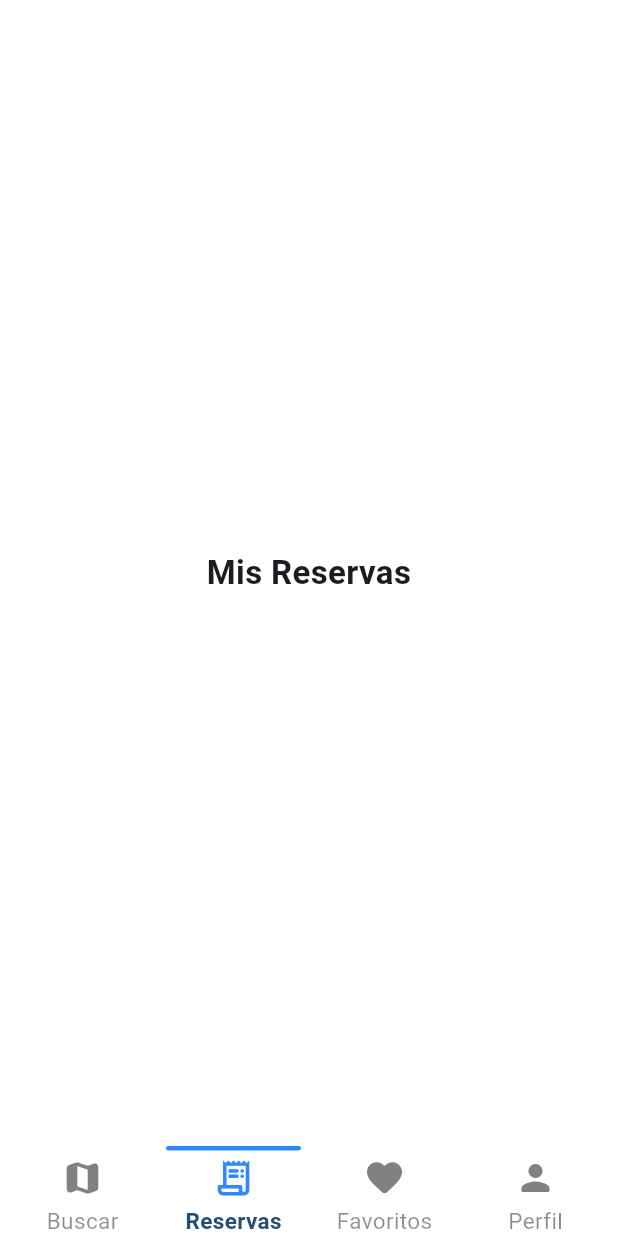
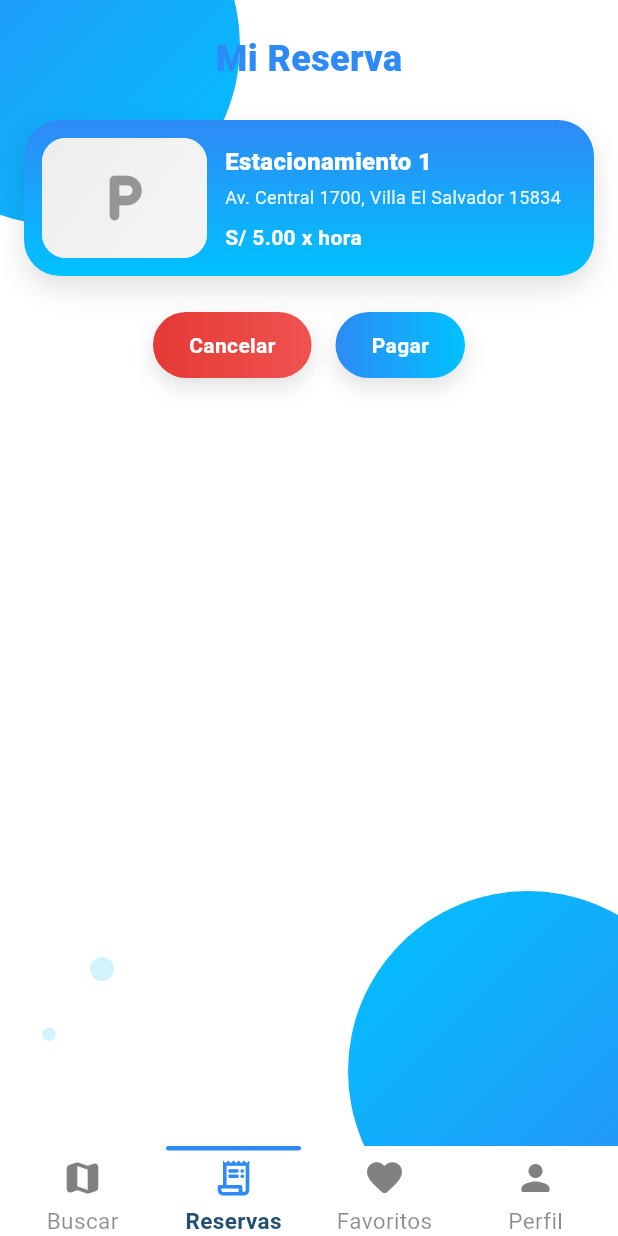
Before and after one commit to FlorMili/garage, a Flutter app: the HomeScreen screen opened by its route, item 2 of the bottom bar chosen, on a phone screen of 412 x 824 dp. Run offline on Flutter 3.47's test engine with Material 3 defaults, Android fonts, the phone set to English and light mode, and no system bars; Roboto replaces fonts that are missing (Figtree).

Commit message:
feat(ui): add booking page

```diff
--- a/lib/screens/home_screen.dart
+++ b/lib/screens/home_screen.dart
@@ -13,7 +13,7 @@ class _HomeScreenState extends State<HomeScreen>
 
   static List<Widget> _widgetOptions = <Widget>[
     SearchPage(),
-    _PlaceholderPage('Mis Reservas'),
+    MyBookingsView(),
     _PlaceholderPage('Favoritos'),
     _PlaceholderPage('Perfil'),
   ];
--- /dev/null
+++ b/lib/screens/my_bookings.dart
@@ -0,0 +1,279 @@
+import 'package:flutter/material.dart';
+
+class MyBookingsView extends StatelessWidget {
+  const MyBookingsView({
+    super.key,
+    this.garageName = 'Estacionamiento 1',
+    this.address = 'Av. Central 1700, Villa El Salvador 15834',
+    this.imageAsset, // opcional: 'assets/garage1.jpg'
+    this.priceText = 'S/ 5.00 x hora',
+  });
+
+  final String garageName;
+  final String address;
+  final String? imageAsset;
+  final String priceText;
+
+  static const _blueStart = Color(0xFF2E8AF6);
+  static const _blueEnd = Color(0xFF00C2FF);
+
+  void _onPay(BuildContext context) {
+    ScaffoldMessenger.of(context).showSnackBar(
+      const SnackBar(content: Text('Ir al flujo de pago (TODO)')),
+    );
+  }
+
+  void _onCancel(BuildContext context) async {
+    final ok = await showDialog<bool>(
+      context: context,
+      builder: (_) => AlertDialog(
+        title: const Text('Cancelar reserva'),
+        content: const Text('¿Seguro que deseas cancelar esta reserva?'),
+        actions: [
+          TextButton(onPressed: () => Navigator.pop(context, false), child: const Text('No')),
+          FilledButton(onPressed: () => Navigator.pop(context, true), child: const Text('Sí, cancelar')),
+        ],
+      ),
+    );
+    if (ok == true && context.mounted) {
+      ScaffoldMessenger.of(context).showSnackBar(
+        const SnackBar(content: Text('Reserva cancelada')),
+      );
+      // TODO: llamar API para cancelar y actualizar estado
+    }
+  }
+
+  @override
+  Widget build(BuildContext context) {
+    return Scaffold(
+      backgroundColor: Colors.white,
+      body: Stack(
+        children: [
+          // blobs decorativos
+          Positioned(top: -90, left: -80, child: _blob(240, 240)),
+          Positioned(bottom: -70, right: -60, child: _blob(240, 240, reverse: true)),
+          Positioned(bottom: 110, left: 60, child: _circle(16)),
+          Positioned(bottom: 70, left: 28, child: _circle(9)),
+          SafeArea(
+            child: Padding(
+              padding: const EdgeInsets.fromLTRB(16, 16, 16, 24),
+              child: Column(
+                crossAxisAlignment: CrossAxisAlignment.center,
+                children: [
+                  const SizedBox(height: 6),
+                  const Text(
+                    'Mi Reserva',
+                    style: TextStyle(
+                      color: _blueStart,
+                      fontSize: 24,
+                      fontWeight: FontWeight.w900,
+                    ),
+                  ),
+                  const SizedBox(height: 24),
+
+                  // Card de la reserva
+                  _BookingCard(
+                    name: garageName,
+                    address: address,
+                    imageAsset: imageAsset,
+                    priceText: priceText,
+                  ),
+                  const SizedBox(height: 24),
+
+                  // Botones Cancelar y Pagar
+                  Row(
+                    mainAxisAlignment: MainAxisAlignment.center,
+                    children: [
+                      _PillButton(
+                        text: 'Cancelar',
+                        colors: const [Color(0xFFE53935), Color(0xFFEF5350)],
+                        onTap: () => _onCancel(context),
+                      ),
+                      const SizedBox(width: 16),
+                      _PillButton(
+                        text: 'Pagar',
+                        colors: const [_blueStart, _blueEnd],
+                        onTap: () => _onPay(context),
+                      ),
+                    ],
+                  ),
+                ],
+              ),
+            ),
+          ),
+        ],
+      ),
+    );
+  }
+
+  // Helpers visuales
+  Widget _blob(double w, double h, {bool reverse = false}) {
+    return Container(
+      width: w,
+      height: h,
+      decoration: BoxDecoration(
+        gradient: LinearGradient(
+          colors: reverse ? [_blueEnd, _blueStart] : [_blueStart, _blueEnd],
+          begin: Alignment.topLeft,
+          end: Alignment.bottomRight,
+        ),
+        borderRadius: BorderRadius.circular(w),
+      ),
+    );
+  }
+
+  Widget _circle(double d) {
+    return Container(
+      width: d,
+      height: d,
+      decoration: BoxDecoration(
+        color: _blueEnd.withOpacity(.18),
+        shape: BoxShape.circle,
+      ),
+    );
+  }
+}
+
+/* --------------------------- Widgets internos --------------------------- */
+
+class _BookingCard extends StatelessWidget {
+  const _BookingCard({
+    required this.name,
+    required this.address,
+    this.imageAsset,
+    required this.priceText,
+  });
+
+  final String name;
+  final String address;
+  final String? imageAsset;
+  final String priceText;
+
+  static const _blueStart = MyBookingsView._blueStart;
+  static const _blueEnd = MyBookingsView._blueEnd;
+
+  @override
+  Widget build(BuildContext context) {
+    return Container(
+      width: 520, // limita ancho en pantallas grandes
+      padding: const EdgeInsets.all(12),
+      decoration: BoxDecoration(
+        borderRadius: BorderRadius.circular(24),
+        gradient: const LinearGradient(
+          colors: [_blueEnd, _blueStart],
+          begin: Alignment.bottomCenter,
+          end: Alignment.topCenter,
+        ),
+        boxShadow: const [
+          BoxShadow(color: Colors.black12, blurRadius: 16, offset: Offset(0, 8)),
+        ],
+      ),
+      child: Row(
+        children: [
+          // Imagen / placeholder
+          ClipRRect(
+            borderRadius: BorderRadius.circular(16),
+            child: Container(
+              width: 110,
+              height: 80,
+              color: Colors.white,
+              child: imageAsset == null
+                  ? const _ParkingPlaceholder()
+                  : Image.asset(imageAsset!, fit: BoxFit.cover),
+            ),
+          ),
+          const SizedBox(width: 12),
+          // Info
+          Expanded(
+            child: Column(
+              crossAxisAlignment: CrossAxisAlignment.start,
+              children: [
+                Text(name,
+                    maxLines: 1,
+                    overflow: TextOverflow.ellipsis,
+                    style: const TextStyle(
+                        color: Colors.white,
+                        fontSize: 16,
+                        fontWeight: FontWeight.w800)),
+                const SizedBox(height: 4),
+                Text(
+                  address,
+                  maxLines: 2,
+                  overflow: TextOverflow.ellipsis,
+                  style: TextStyle(
+                    color: Colors.white.withOpacity(.9),
+                    fontSize: 12,
+                  ),
+                ),
+                const SizedBox(height: 8),
+                Text(
+                  priceText,
+                  style: const TextStyle(
+                    color: Colors.white,
+                    fontWeight: FontWeight.w700,
+                  ),
+                ),
+              ],
+            ),
+          ),
+        ],
+      ),
+    );
+  }
+}
+
+class _PillButton extends StatelessWidget {
+  final String text;
+  final List<Color> colors;
+  final VoidCallback onTap;
+
+  const _PillButton({
+    required this.text,
+    required this.colors,
+    required this.onTap,
+  });
+
+  @override
+  Widget build(BuildContext context) {
+    return InkWell(
+      borderRadius: BorderRadius.circular(26),
+      onTap: onTap,
+      child: Ink(
+        padding: const EdgeInsets.symmetric(horizontal: 24, vertical: 12),
+        decoration: BoxDecoration(
+          borderRadius: BorderRadius.circular(26),
+          gradient: LinearGradient(colors: colors),
+          boxShadow: const [
+            BoxShadow(color: Colors.black12, blurRadius: 12, offset: Offset(0, 6)),
+          ],
+        ),
+        child: Text(
+          text,
+          style: const TextStyle(
+            color: Colors.white,
+            fontWeight: FontWeight.w700,
+          ),
+        ),
+      ),
+    );
+  }
+}
+
+class _ParkingPlaceholder extends StatelessWidget {
+  const _ParkingPlaceholder();
+
+  @override
+  Widget build(BuildContext context) {
+    return Container(
+      alignment: Alignment.center,
+      decoration: BoxDecoration(
+        gradient: LinearGradient(
+          colors: [Colors.grey.shade200, Colors.grey.shade100],
+          begin: Alignment.topLeft,
+          end: Alignment.bottomRight,
+        ),
+      ),
+      child: const Icon(Icons.local_parking_rounded, size: 40, color: Colors.black38),
+    );
+  }
+}
--- a/lib/screens/screens.dart
+++ b/lib/screens/screens.dart
@@ -3,3 +3,5 @@ export 'package:garage/screens/auth/login_page.dart';
 export 'package:garage/screens/auth/register_page.dart';
 export 'package:garage/screens/search_page.dart';
 export 'package:garage/screens/my_bookings_page.dart';
+export 'package:garage/screens/check_booking.dart';
+export 'package:garage/screens/my_bookings.dart';
```
Also changed, not shown: lib/screens/check_booking.dart (added, +249 -0 lines), lib/screens/my_bookings_page.dart (+24 -13 lines).
